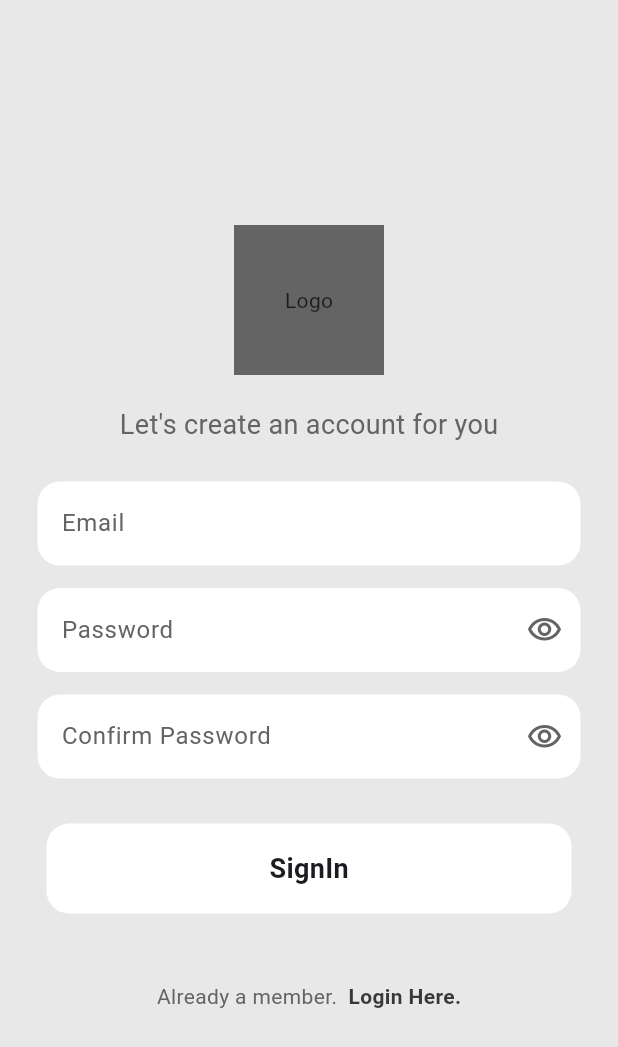
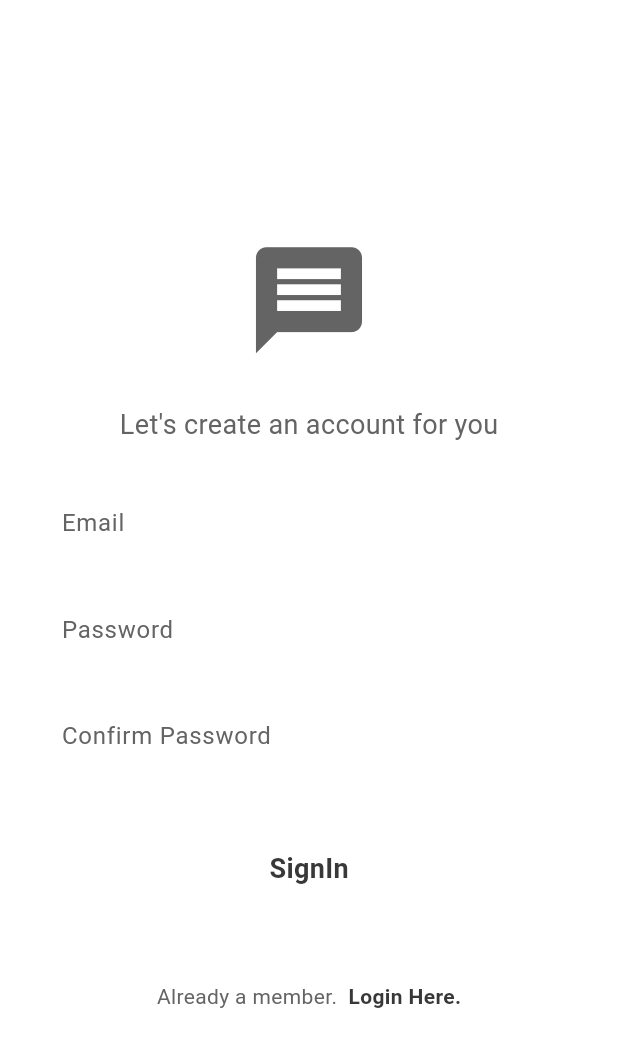
Before and after one commit to H4R1-4926/Chat_Demo_App, a Flutter app: the screen it shows after launch, after a tap on "Register Here.", on a phone screen of 412 x 824 dp. Shown: the top 1047 px of the screen. Run offline on Flutter 3.47's test engine with Material 3 defaults, Android fonts, the phone set to English and light mode, and no system bars; our stand-ins replace bloc, cloud_firestore, firebase_auth, firebase_core, flutter_bloc, freezed_annotation and 3 more; accounts and stored records are empty.

```diff
--- /dev/null
+++ b/lib/Application/DarkMode/dark_bloc.dart
@@ -0,0 +1,14 @@
+import 'package:bloc/bloc.dart';
+import 'package:freezed_annotation/freezed_annotation.dart';
+
+part 'dark_event.dart';
+part 'dark_state.dart';
+part 'dark_bloc.freezed.dart';
+
+class DarkBloc extends Bloc<DarkEvent, DarkState> {
+  DarkBloc() : super(DarkState.initial()) {
+    on<Toggle>((event, emit) {
+      emit(DarkState(isTrue: !state.isTrue));
+    });
+  }
+}
--- /dev/null
+++ b/lib/Application/DarkMode/dark_event.dart
@@ -0,0 +1,6 @@
+part of 'dark_bloc.dart';
+
+@freezed
+class DarkEvent with _$DarkEvent {
+  const factory DarkEvent.toggle() = Toggle;
+}
--- /dev/null
+++ b/lib/Application/DarkMode/dark_state.dart
@@ -0,0 +1,11 @@
+part of 'dark_bloc.dart';
+
+@freezed
+class DarkState with _$DarkState {
+  const factory DarkState({
+    required bool isTrue,
+  }) = _DarkState;
+  factory DarkState.initial() {
+    return const DarkState(isTrue: false);
+  }
+}
--- /dev/null
+++ b/lib/Core/theme.dart
@@ -0,0 +1,18 @@
+import 'package:chat_app_demo/Core/color.dart';
+import 'package:flutter/material.dart';
+
+ThemeData lightmode = ThemeData(
+    colorScheme: const ColorScheme.light(
+        background: kLightGrey,
+        primary: kGrey,
+        secondary: kGrey,
+        tertiary: kWhite,
+        inversePrimary: kDarkGrey));
+ThemeData darkmode = ThemeData(
+    colorScheme: const ColorScheme.dark(
+  background: kLightBlack,
+  primary: kLightGrey,
+  secondary: kLightGrey,
+  tertiary: kWhite,
+  inversePrimary: kGrey,
+));
--- a/lib/Presentation/ChatPage/chat_bubble.dart
+++ b/lib/Presentation/ChatPage/chat_bubble.dart
@@ -23,7 +23,7 @@ class ChatBubble extends StatelessWidget {
           padding: const EdgeInsets.all(8.0),
           child: Text(
             text,
-            style: const TextStyle(fontSize: 18),
+            style: const TextStyle(fontSize: 18, color: kBlack),
           ),
         ),
       ),
--- a/lib/Presentation/Login/login.dart
+++ b/lib/Presentation/Login/login.dart
@@ -18,13 +18,14 @@ class LoginPage extends StatelessWidget {
       body: Column(
         mainAxisAlignment: MainAxisAlignment.center,
         children: [
-          Center(
-            child: Container(
+          const Center(
+            child: SizedBox(
               height: 100,
               width: 100,
-              color: kGrey,
-              child: const Center(
-                child: Text('Logo'),
+              child: Icon(
+                Icons.message,
+                size: 85,
+                color: kGrey,
               ),
             ),
           ),
@@ -63,13 +64,6 @@ class LoginPage extends StatelessWidget {
             child: TextFormField(
               controller: passController,
               decoration: InputDecoration(
-                  suffixIcon: IconButton(
-                    onPressed: () {},
-                    icon: const Icon(
-                      Icons.visibility_outlined,
-                      color: kGrey,
-                    ),
-                  ),
                   fillColor: kWhite,
                   hintText: 'Password',
                   hintStyle: const TextStyle(color: kGrey),
@@ -95,7 +89,6 @@ class LoginPage extends StatelessWidget {
           GestureDetector(
             onTap: () {
               logIn();
-              Get.to(() => const SplashSreen());
             },
             child: Container(
               height: 60,
@@ -105,7 +98,10 @@ class LoginPage extends StatelessWidget {
               child: const Center(
                 child: Text(
                   'Login',
-                  style: TextStyle(fontSize: 18, fontWeight: FontWeight.bold),
+                  style: TextStyle(
+                      fontSize: 18,
+                      fontWeight: FontWeight.bold,
+                      color: kDarkGrey),
                 ),
               ),
             ),
@@ -142,6 +138,11 @@ class LoginPage extends StatelessWidget {
   void logIn() {
     final email = emailController.text.trim();
     final password = passController.text.trim();
-    UserLog().logInUser(email: email, password: password);
+    if (email.isNotEmpty || password.isNotEmpty) {
+      UserLog().logInUser(email: email, password: password);
+      Get.to(() => const SplashSreen());
+    } else {
+      Get.snackbar('Failed', 'Check the details');
+    }
   }
 }
--- a/lib/Presentation/SignIn/signin.dart
+++ b/lib/Presentation/SignIn/signin.dart
@@ -12,6 +12,7 @@ class SignInPage extends StatelessWidget {
 
   final TextEditingController emailController = TextEditingController();
   final TextEditingController passController = TextEditingController();
+  final TextEditingController conPassController = TextEditingController();
 
   @override
   Widget build(BuildContext context) {
@@ -19,14 +20,16 @@ class SignInPage extends StatelessWidget {
       body: Column(
         mainAxisAlignment: MainAxisAlignment.center,
         children: [
-          Center(
-            child: Container(
+          const Center(
+            child: SizedBox(
               height: 100,
               width: 100,
-              color: kGrey,
-              child: const Center(
-                child: Text('Logo'),
-              ),
+              child: Center(
+                  child: Icon(
+                Icons.message,
+                size: 85,
+                color: kGrey,
+              )),
             ),
           ),
           const SizedBox(
@@ -64,13 +67,6 @@ class SignInPage extends StatelessWidget {
             child: TextFormField(
               controller: passController,
               decoration: InputDecoration(
-                  suffixIcon: IconButton(
-                    onPressed: () {},
-                    icon: const Icon(
-                      Icons.visibility_outlined,
-                      color: kGrey,
-                    ),
-                  ),
                   fillColor: kWhite,
                   hintText: 'Password',
                   hintStyle: const TextStyle(color: kGrey),
@@ -89,14 +85,8 @@ class SignInPage extends StatelessWidget {
           Padding(
             padding: const EdgeInsets.symmetric(horizontal: 25),
             child: TextFormField(
+              controller: conPassController,
               decoration: InputDecoration(
-                  suffixIcon: IconButton(
-                    onPressed: () {},
-                    icon: const Icon(
-                      Icons.visibility_outlined,
-                      color: kGrey,
-                    ),
-                  ),
                   fillColor: kWhite,
                   hintText: 'Confirm Password',
                   hintStyle: const TextStyle(color: kGrey),
@@ -115,7 +105,6 @@ class SignInPage extends StatelessWidget {
           GestureDetector(
             onTap: () {
               signIn();
-              Get.to(() => const SplashSreen());
             },
             child: Container(
               height: 60,
@@ -125,7 +114,10 @@ class SignInPage extends StatelessWidget {
               child: const Center(
                 child: Text(
                   'SignIn',
-                  style: TextStyle(fontSize: 18, fontWeight: FontWeight.bold),
+                  style: TextStyle(
+                      fontSize: 18,
+                      fontWeight: FontWeight.bold,
+                      color: kDarkGrey),
                 ),
               ),
             ),
@@ -162,9 +154,13 @@ class SignInPage extends StatelessWidget {
   void signIn() {
     final email = emailController.text.trim();
     final password = passController.text.trim();
+
     final model = UserModel(email: email, password: password);
     if (email.isNotEmpty || password.isNotEmpty) {
       UserLog().signInUser(email: email, password: password, model: model);
+      Get.to(() => const SplashSreen());
+    } else {
+      Get.snackbar('failed', 'Check the details');
     }
   }
 }
--- a/lib/main.dart
+++ b/lib/main.dart
@@ -1,9 +1,12 @@
+import 'package:chat_app_demo/Application/DarkMode/dark_bloc.dart';
 import 'package:chat_app_demo/Application/Splash/splash_bloc.dart';
-import 'package:chat_app_demo/Core/color.dart';
+
+import 'package:chat_app_demo/Core/theme.dart';
 import 'package:chat_app_demo/Domain/Dependancy_injection/injectable.dart';
 
 import 'package:chat_app_demo/Presentation/Splash/splash.dart';
 import 'package:chat_app_demo/firebase_options.dart';
+
 import 'package:firebase_core/firebase_core.dart';
 
 import 'package:flutter/material.dart';
@@ -24,13 +27,24 @@ class MainApp extends StatelessWidget {
 
   @override
   Widget build(BuildContext context) {
-    return BlocProvider(
-      create: (context) => getIt<SplashBloc>(),
-      child: GetMaterialApp(
-          theme: ThemeData(scaffoldBackgroundColor: kLightGrey),
-          darkTheme: ThemeData(scaffoldBackgroundColor: kLightBlack),
-          debugShowCheckedModeBanner: false,
-          home: const SplashSreen()),
+    return MultiBlocProvider(
+      providers: [
+        BlocProvider(
+          create: (context) => getIt<SplashBloc>(),
+        ),
+        BlocProvider(
+          create: (context) => DarkBloc(),
+        ),
+      ],
+      child: BlocBuilder<DarkBloc, DarkState>(
+        builder: (context, state) {
+          return GetMaterialApp(
+              theme: state.isTrue ? darkmode : lightmode,
+              darkTheme: darkmode,
+              debugShowCheckedModeBanner: false,
+              home: const SplashSreen());
+        },
+      ),
     );
   }
 }
```
Also changed, not shown: lib/Presentation/ChatPage/chat_page.dart (+20 -15 lines), lib/Presentation/HomePage/homepage.dart (+8 -103 lines), lib/Presentation/Settings/settings.dart (+45 -1 lines), lib/Presentation/Widget/widgets.dart (added, +123 -0 lines), lib/Application/DarkMode/dark_bloc.freezed.dart (added).
